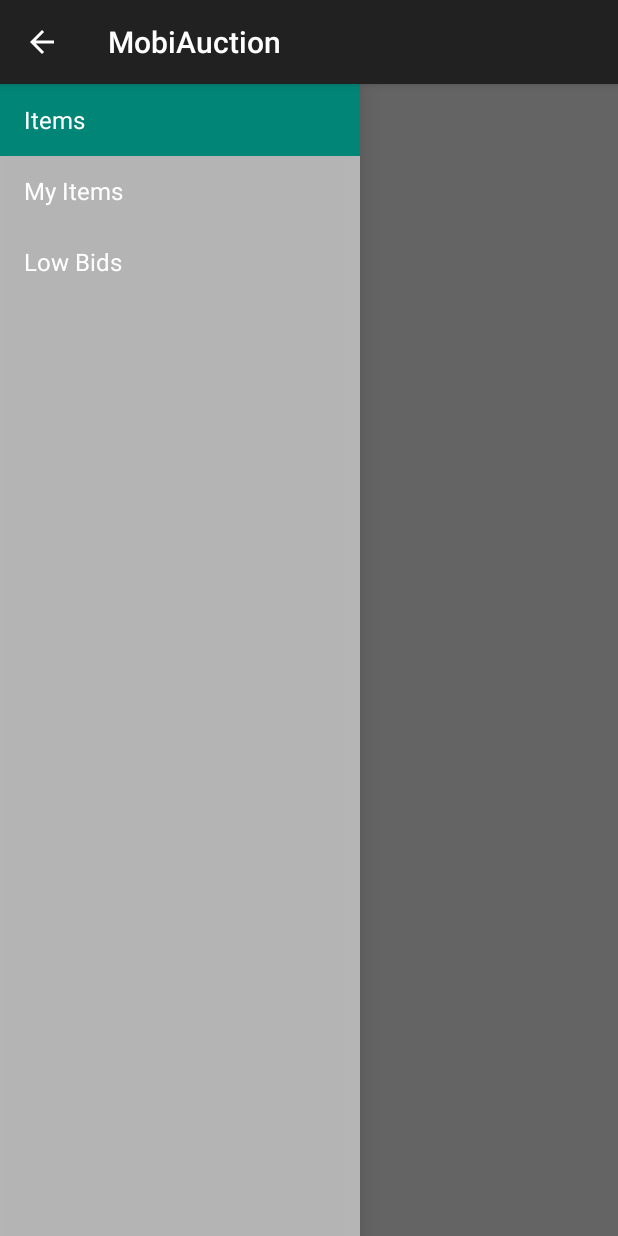
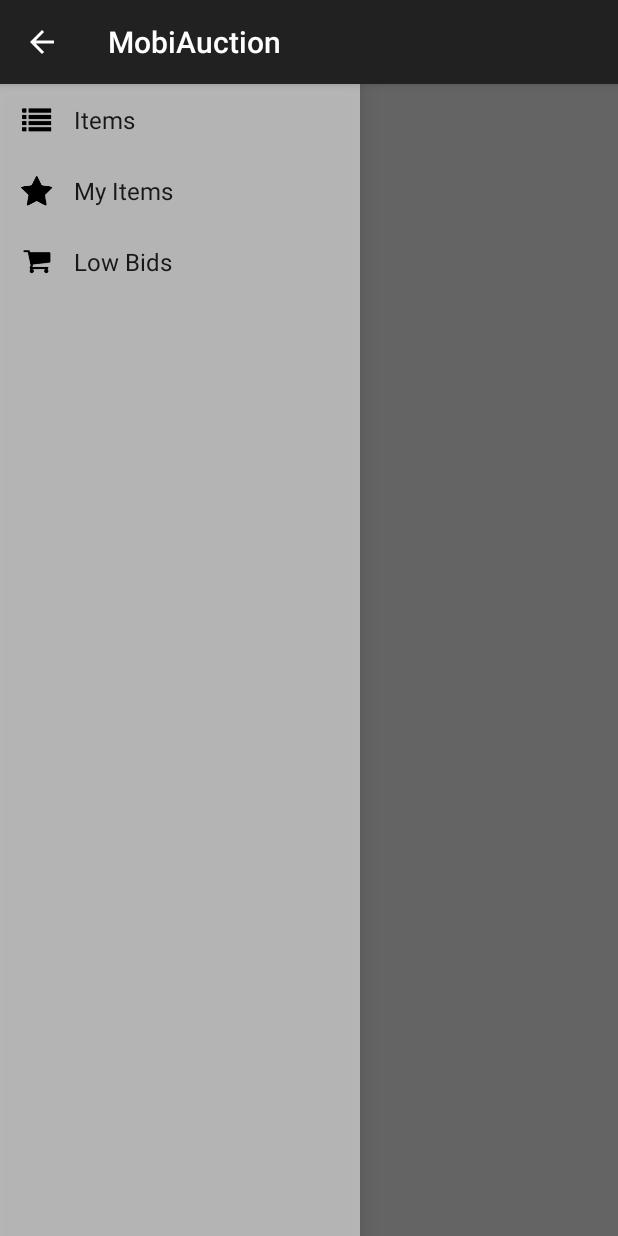
Before and after one commit to szwork2013/androidauction, an Android app: the AuctionActivity screen opened directly, with no data from a screen before it, on a phone screen of 412 x 824 dp. Run offline under Robolectric (Android 15) with nearby library versions, the phone set to English and light mode, and no system bars; 5 statements that could not run were skipped.

Commit message:
nav bar changes

```diff
--- a/app/src/main/java/com/mobiaware/mobiauction/AuctionActivity.java
+++ b/app/src/main/java/com/mobiaware/mobiauction/AuctionActivity.java
@@ -34,8 +34,8 @@ import java.util.ArrayList;
 
 
 public class AuctionActivity extends ActionBarActivity implements
-        NavigationFragment.NavigationDrawerCallbacks, ItemListFragment.OnFragmentInteractionListener {
-    private NavigationFragment _navigationFragment;
+        NavDrawerFragment.NavigationDrawerCallbacks, ItemListFragment.OnFragmentInteractionListener {
+    private NavDrawerFragment _navDrawerFragment;
 
     private CharSequence _title;
 
@@ -56,11 +56,11 @@ public class AuctionActivity extends ActionBarActivity implements
 
         setContentView(R.layout.activity_items);
 
-        _navigationFragment =
-                (NavigationFragment) getSupportFragmentManager().findFragmentById(R.id.navigation_drawer);
+        _navDrawerFragment =
+                (NavDrawerFragment) getSupportFragmentManager().findFragmentById(R.id.navigation_drawer);
         _title = getTitle();
 
-        _navigationFragment.setUp(R.id.navigation_drawer,
+        _navDrawerFragment.setUp(R.id.navigation_drawer,
                 (DrawerLayout) findViewById(R.id.drawer_layout));
     }
 
--- a/app/src/main/java/com/mobiaware/mobiauction/ItemListFragment.java
+++ b/app/src/main/java/com/mobiaware/mobiauction/ItemListFragment.java
@@ -65,7 +65,7 @@ public class ItemListFragment extends Fragment implements AbsListView.OnItemClic
             items = new ArrayList<>();
         }
 
-        _adapter = new ItemsAdapter(getActivity(), items, user);
+        _adapter = new ItemListItemsAdapter(getActivity(), items, user);
     }
 
     @Override
--- a/app/src/main/java/com/mobiaware/mobiauction/ItemsAdapter.java
+++ b/app/src/main/java/com/mobiaware/mobiauction/ItemListItemsAdapter.java
@@ -30,10 +30,10 @@ import java.text.NumberFormat;
 import java.util.ArrayList;
 import java.util.Locale;
 
-public class ItemsAdapter extends ArrayAdapter<Item> {
+public class ItemListItemsAdapter extends ArrayAdapter<Item> {
     private final User _user;
 
-    public ItemsAdapter(Context context, ArrayList<Item> items, User user) {
+    public ItemListItemsAdapter(Context context, ArrayList<Item> items, User user) {
         super(context, 0, items);
 
         _user = user;
@@ -44,7 +44,7 @@ public class ItemsAdapter extends ArrayAdapter<Item> {
         Item item = getItem(position);
 
         if (convertView == null) {
-            convertView = LayoutInflater.from(getContext()).inflate(R.layout.item_user, parent, false);
+            convertView = LayoutInflater.from(getContext()).inflate(R.layout.item_list_item, parent, false);
         }
 
         ((TextView) convertView.findViewById(R.id.itemName)).setText(item.getName());
--- a/app/src/main/java/com/mobiaware/mobiauction/NavigationFragment.java
+++ b/app/src/main/java/com/mobiaware/mobiauction/NavDrawerFragment.java
@@ -32,10 +32,11 @@ import android.view.MenuItem;
 import android.view.View;
 import android.view.ViewGroup;
 import android.widget.AdapterView;
-import android.widget.ArrayAdapter;
 import android.widget.ListView;
 
-public class NavigationFragment extends Fragment {
+import java.util.ArrayList;
+
+public class NavDrawerFragment extends Fragment {
     private static final String STATE_SELECTED_POSITION = "selected_navigation_drawer_position";
     private static final String PREF_USER_LEARNED_DRAWER = "navigation_drawer_learned";
 
@@ -51,7 +52,13 @@ public class NavigationFragment extends Fragment {
     private boolean _fromSavedInstanceState;
     private boolean _userLearnedDrawer;
 
-    public NavigationFragment() {
+
+
+    private NavDrawerItemsAdapter adapter;
+
+
+
+    public NavDrawerFragment() {
         // empty
     }
 
@@ -79,17 +86,32 @@ public class NavigationFragment extends Fragment {
     @Override
     public View onCreateView(LayoutInflater inflater, ViewGroup container, Bundle savedInstanceState) {
         _drawerListView =
-                (ListView) inflater.inflate(R.layout.fragment_navigation_drawer, container, false);
+                (ListView) inflater.inflate(R.layout.fragment_nav_drawer, container, false);
         _drawerListView.setOnItemClickListener(new AdapterView.OnItemClickListener() {
             @Override
             public void onItemClick(AdapterView<?> parent, View view, int position, long id) {
                 selectItem(position);
             }
         });
-        _drawerListView.setAdapter(new ArrayAdapter<String>(getActionBar().getThemedContext(),
-                android.R.layout.simple_list_item_activated_1, android.R.id.text1, new String[]{
-                getString(R.string.title_section1), getString(R.string.title_section2),
-                getString(R.string.title_section3),}));
+//        _drawerListView.setAdapter(new ArrayAdapter<String>(getActionBar().getThemedContext(),
+//                android.R.layout.simple_list_item_activated_1, android.R.id.text1, new String[]{
+//                getString(R.string.title_section1), getString(R.string.title_section2),
+//                getString(R.string.title_section3),}));
+
+        ArrayList<NavDrawerItem> navDrawerItems = new ArrayList<NavDrawerItem>();
+
+        // adding nav drawer items to array
+        // Home
+        navDrawerItems.add(new NavDrawerItem(getString(R.string.title_section1), R.drawable.ic_items));
+        // Find People
+        navDrawerItems.add(new NavDrawerItem(getString(R.string.title_section2), R.drawable.ic_myitems));
+        // Photos
+        navDrawerItems.add(new NavDrawerItem(getString(R.string.title_section3), R.drawable.ic_lowitems));
+
+        adapter = new NavDrawerItemsAdapter(getActivity(),
+                navDrawerItems);
+        _drawerListView.setAdapter(adapter);
+
         _drawerListView.setItemChecked(_currentSelectedPosition, true);
         return _drawerListView;
     }
--- /dev/null
+++ b/app/src/main/java/com/mobiaware/mobiauction/NavDrawerItem.java
@@ -0,0 +1,33 @@
+/*
+ * Copyright (c) 2010 mobiaware.com.
+ *
+ * Licensed under the Apache License, Version 2.0 (the "License"); you may not use this file except
+ * in compliance with the License. You may obtain a copy of the License at
+ *
+ * http://www.apache.org/licenses/LICENSE-2.0
+ *
+ * Unless required by applicable law or agreed to in writing, software distributed under the License
+ * is distributed on an "AS IS" BASIS, WITHOUT WARRANTIES OR CONDITIONS OF ANY KIND, either express
+ * or implied. See the License for the specific language governing permissions and limitations under
+ * the License.
+ */
+
+package com.mobiaware.mobiauction;
+
+public class NavDrawerItem {
+    private final String _title;
+    private final int _icon;
+
+    public NavDrawerItem(String title, int icon) {
+        _title = title;
+        _icon = icon;
+    }
+
+    public String getTitle() {
+        return _title;
+    }
+
+    public int getIcon() {
+        return _icon;
+    }
+}
--- /dev/null
+++ b/app/src/main/java/com/mobiaware/mobiauction/NavDrawerItemsAdapter.java
@@ -0,0 +1,46 @@
+/*
+ * Copyright (c) 2010 mobiaware.com.
+ *
+ * Licensed under the Apache License, Version 2.0 (the "License"); you may not use this file except
+ * in compliance with the License. You may obtain a copy of the License at
+ *
+ * http://www.apache.org/licenses/LICENSE-2.0
+ *
+ * Unless required by applicable law or agreed to in writing, software distributed under the License
+ * is distributed on an "AS IS" BASIS, WITHOUT WARRANTIES OR CONDITIONS OF ANY KIND, either express
+ * or implied. See the License for the specific language governing permissions and limitations under
+ * the License.
+ */
+
+package com.mobiaware.mobiauction;
+
+
+import android.content.Context;
+import android.view.LayoutInflater;
+import android.view.View;
+import android.view.ViewGroup;
+import android.widget.ArrayAdapter;
+import android.widget.ImageView;
+import android.widget.TextView;
+
+import java.util.ArrayList;
+
+public class NavDrawerItemsAdapter extends ArrayAdapter<NavDrawerItem> {
+    public NavDrawerItemsAdapter(Context context, ArrayList<NavDrawerItem> items) {
+        super(context, 0, items);
+    }
+
+    @Override
+    public View getView(int position, View convertView, ViewGroup parent) {
+        NavDrawerItem item = getItem(position);
+
+        if (convertView == null) {
+            convertView = LayoutInflater.from(getContext()).inflate(R.layout.nav_drawer_item, parent, false);
+        }
+
+        ((ImageView) convertView.findViewById(R.id.icon)).setImageResource(item.getIcon());
+        ((TextView) convertView.findViewById(R.id.title)).setText(item.getTitle());
+
+        return convertView;
+    }
+}
--- a/app/src/main/java/com/mobiaware/mobiauction/users/UserDataSource.java
+++ b/app/src/main/java/com/mobiaware/mobiauction/users/UserDataSource.java
@@ -24,14 +24,13 @@ import android.provider.BaseColumns;
 import com.mobiaware.mobiauction.items.ItemSQLiteHelper;
 
 public class UserDataSource {
-    private SQLiteDatabase _database;
-    private UsersSQLiteHelper _databaseHelper;
-
-    private String[] allColumns = {UsersSQLiteHelper.COLUMN_UID + " AS " + BaseColumns._ID,
+    private static String[] ALL_COLUMNS = {UsersSQLiteHelper.COLUMN_UID + " AS " + BaseColumns._ID,
             UsersSQLiteHelper.COLUMN_AUCTION, UsersSQLiteHelper.COLUMN_BIDDER,
             UsersSQLiteHelper.COLUMN_PASSWORD, UsersSQLiteHelper.COLUMN_FIRSTNAME,
             UsersSQLiteHelper.COLUMN_LASTNAME};
 
+    private SQLiteDatabase _database;
+    private UsersSQLiteHelper _databaseHelper;
 
     public UserDataSource(Context context) {
         _databaseHelper = new UsersSQLiteHelper(context);
@@ -70,7 +69,7 @@ public class UserDataSource {
         Cursor cursor = null;
         try {
             cursor =
-                    _database.query(UsersSQLiteHelper.TABLE_USERS, allColumns, null, null, null, null, null);
+                    _database.query(UsersSQLiteHelper.TABLE_USERS, ALL_COLUMNS, null, null, null, null, null);
 
             if (cursor == null || cursor.getCount() == 0) {
                 return null; // < 1 means no login
--- a/app/src/main/res/layout/activity_items.xml
+++ b/app/src/main/res/layout/activity_items.xml
@@ -25,7 +25,7 @@
         android:layout_width="@dimen/navigation_drawer_width"
         android:layout_height="match_parent"
         android:layout_gravity="start"
-        android:name="com.mobiaware.mobiauction.NavigationFragment"
-        tools:layout="@layout/fragment_navigation_drawer" />
+        android:name="com.mobiaware.mobiauction.NavDrawerFragment"
+        tools:layout="@layout/fragment_nav_drawer" />
 
 </android.support.v4.widget.DrawerLayout>
--- a/app/src/main/res/layout/fragment_navigation_drawer.xml
+++ b/app/src/main/res/layout/fragment_nav_drawer.xml
@@ -6,4 +6,4 @@
     android:divider="@android:color/transparent"
     android:dividerHeight="0dp"
     android:background="#cccc"
-    tools:context="com.mobiaware.mobiauction.NavigationFragment" />
+    tools:context="com.mobiaware.mobiauction.NavDrawerFragment" />
--- /dev/null
+++ b/app/src/main/res/layout/nav_drawer_item.xml
@@ -0,0 +1,26 @@
+<?xml version="1.0" encoding="utf-8"?>
+<RelativeLayout xmlns:android="http://schemas.android.com/apk/res/android"
+    android:layout_width="match_parent"
+    android:layout_height="48dp">
+
+    <ImageView
+        android:id="@+id/icon"
+        android:layout_width="25dp"
+        android:layout_height="wrap_content"
+        android:layout_alignParentLeft="true"
+        android:layout_marginLeft="12dp"
+        android:layout_marginRight="12dp"
+        android:src="@drawable/ic_myitems"
+        android:layout_centerVertical="true" />
+
+    <TextView
+        android:id="@+id/title"
+        android:layout_width="wrap_content"
+        android:layout_height="match_parent"
+        android:layout_toRightOf="@id/icon"
+        android:minHeight="?android:attr/listPreferredItemHeightSmall"
+        android:textAppearance="?android:attr/textAppearanceListItemSmall"
+        android:gravity="center_vertical"
+        android:paddingRight="40dp"/>
+
+</RelativeLayout>
```
Also changed, not shown: app/src/main/res/layout/item_list_item.xml (renamed from app/src/main/res/layout/item_user.xml).
